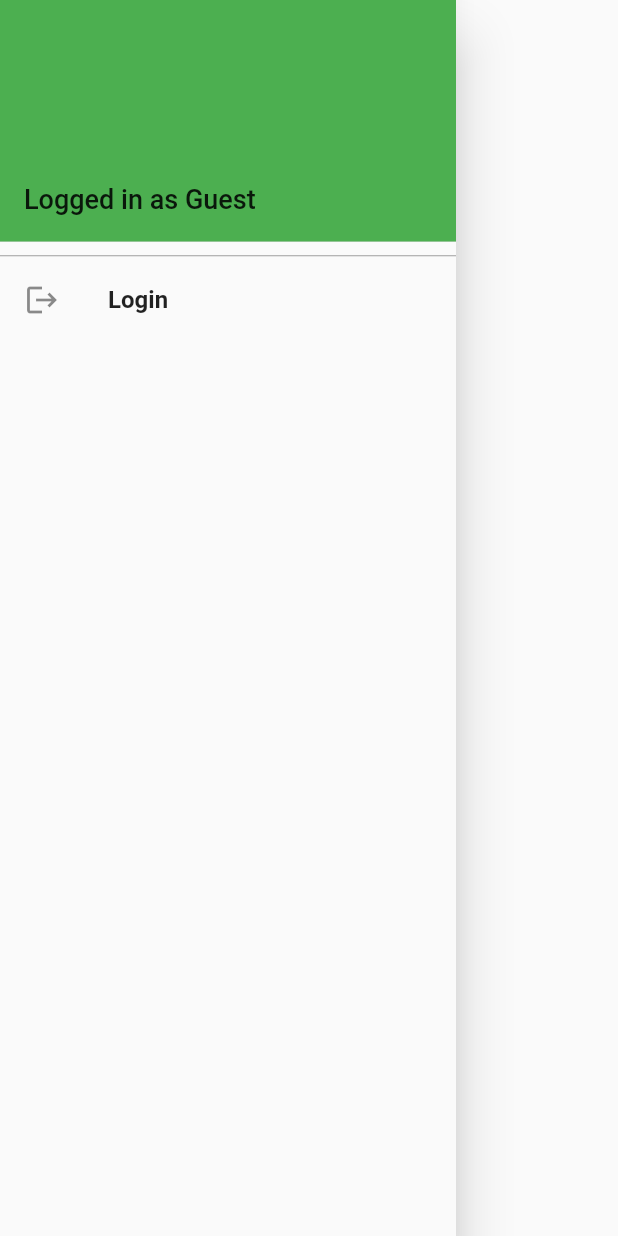
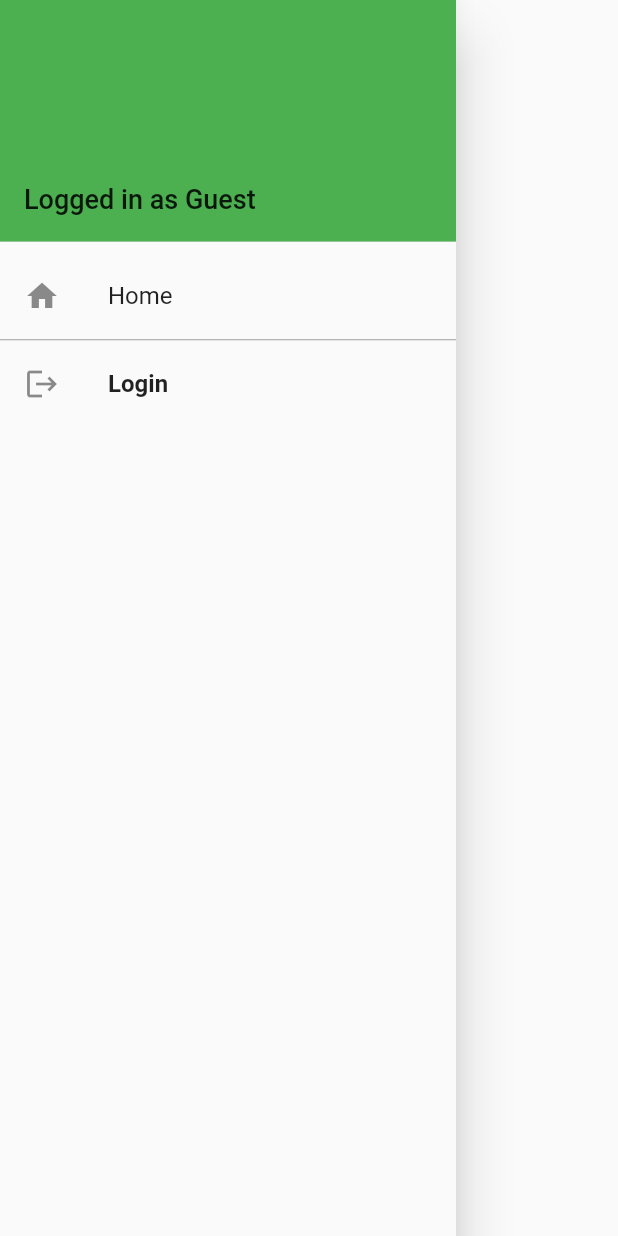
Before and after one commit to duitku-pbp/duitku-flutter, a Flutter app: the AppDrawer widget shown alone on an empty page, opened directly, on a phone screen of 412 x 824 dp. Run offline on Flutter 3.47's test engine with Material 2 defaults, Android fonts, the phone set to English and light mode, and no system bars; our stand-ins replace cookie_jar, dartz, get_it, shared_preferences; accounts and stored records are empty.

Commit message:
feat: add home page to drawer

```diff
--- a/lib/common/widgets/app_drawer.dart
+++ b/lib/common/widgets/app_drawer.dart
@@ -1,5 +1,6 @@
 import 'package:duitku/auth/pages/login_page.dart';
 import 'package:duitku/auth/providers/auth_provider.dart';
+import 'package:duitku/main.dart';
 import 'package:duitku/wallet/pages/wallet_home_page.dart';
 import 'package:flutter/material.dart';
 import 'package:provider/provider.dart';
@@ -60,6 +61,16 @@ class _AppDrawerState extends State<AppDrawer> {
               ),
             ],
           ),
+          ListTile(
+            title: const Text(
+              "Home",
+              style: TextStyle(fontSize: 16),
+            ),
+            leading: const Icon(Icons.home),
+            onTap: () {
+              Navigator.of(context).pushReplacementNamed(MyHomePage.routeName);
+            },
+          ),
           authProv!.isAuthenticated
               ? ListTile(
                   title: const Text(
```
